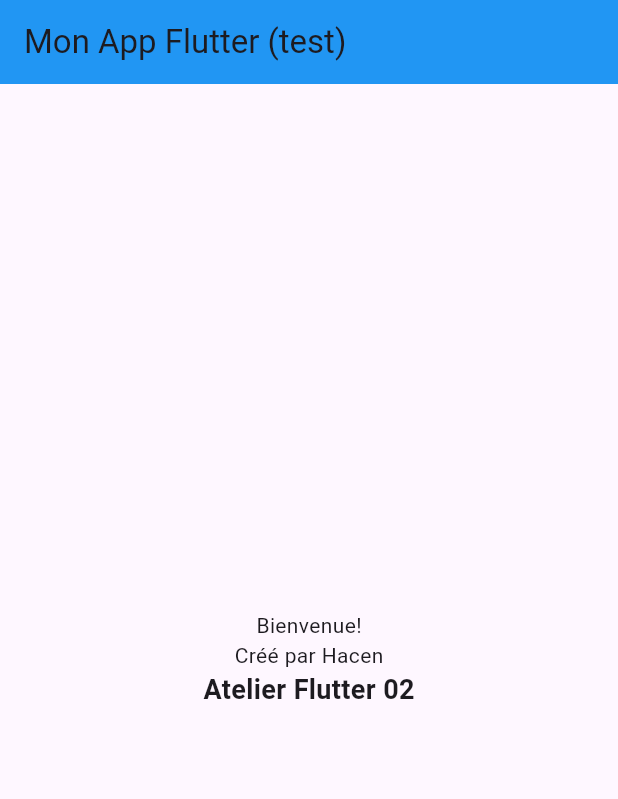
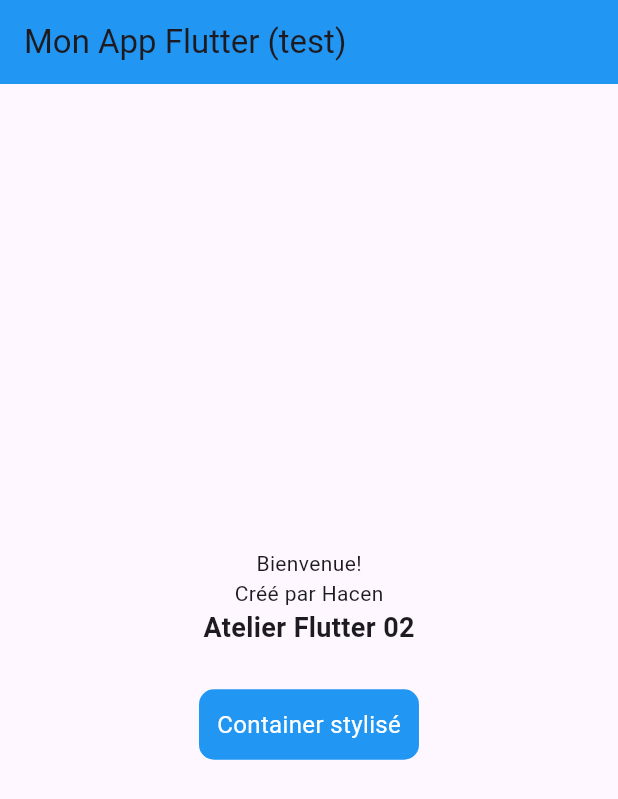
Before and after one commit to hacen19/Flutter_atelier02, a Flutter app: the screen it shows after launch, on a phone screen of 412 x 824 dp. Shown: the top 799 px of the screen. Run offline on Flutter 3.47's test engine with Material 3 defaults, Android fonts, the phone set to English and light mode, and no system bars.

Commit message:
Container

```diff
--- a/lib/main.dart
+++ b/lib/main.dart
@@ -24,6 +24,19 @@ class MonApp extends StatelessWidget {
                 "Atelier Flutter 02",
                 style: TextStyle(fontSize: 18, fontWeight: FontWeight.bold),
               ),
+              const SizedBox(height: 20),
+              Container(
+                padding: const EdgeInsets.all(12),
+                margin: const EdgeInsets.all(8),
+                decoration: BoxDecoration(
+                  color: Colors.blue,
+                  borderRadius: BorderRadius.circular(10),
+                ),
+                child: const Text(
+                  "Container stylisé",
+                  style: TextStyle(color: Colors.white, fontSize: 16),
+                ),
+              ),
             ],
           ),
         ),
```
